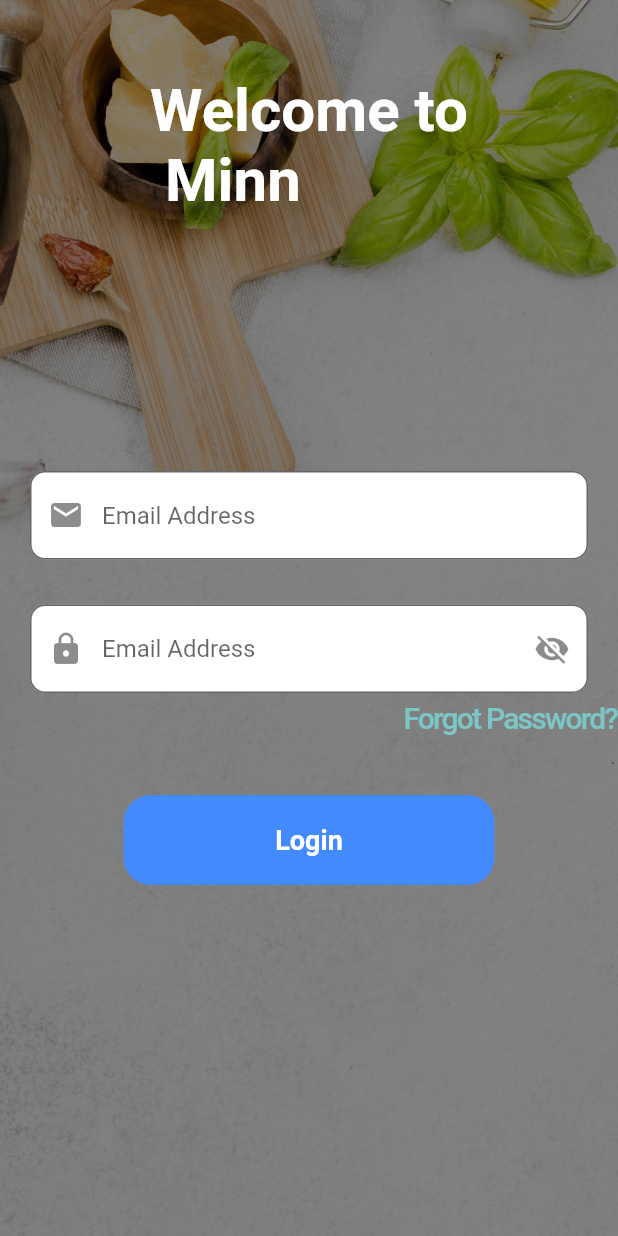
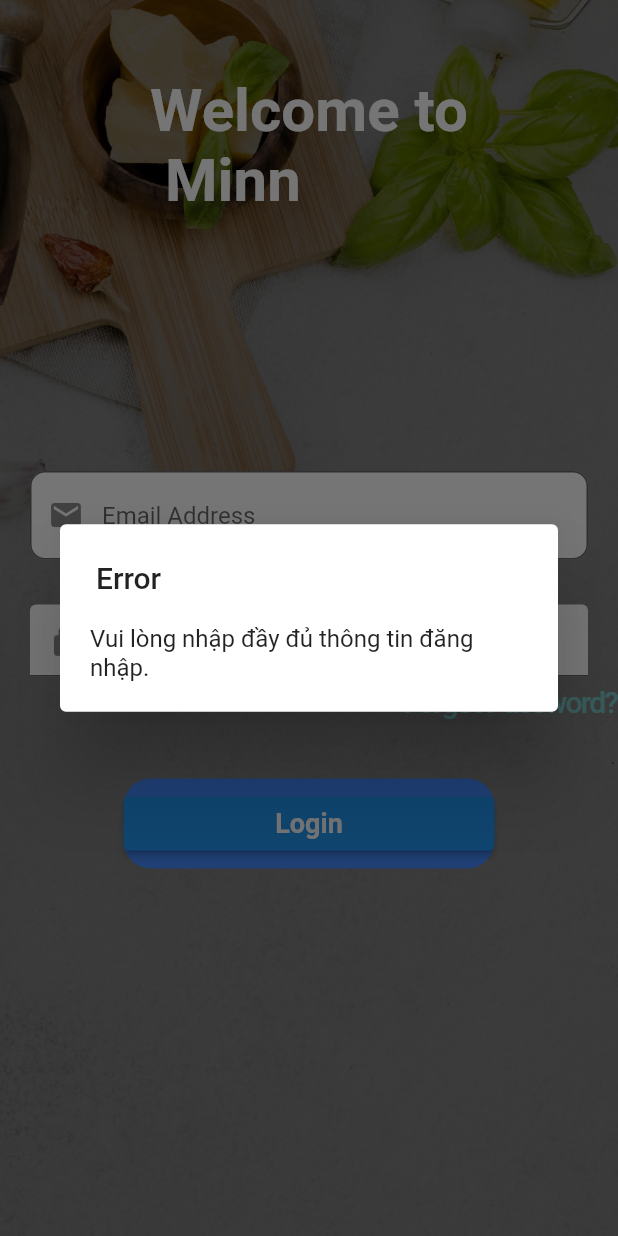
Before and after one commit to Minn05/cooking_social_network_UI, a Flutter app: the LoginScreenState screen opened directly, after a tap on "Login", on a phone screen of 412 x 824 dp. Run offline on Flutter 3.47's test engine with Material 2 defaults, Android fonts, the phone set to English and light mode, and no system bars; our stand-ins replace cloud_firestore, connectivity_plus, curved_navigation_bar, dio, dotted_line, firebase_auth and 9 more; missing offline and left inert: flutter_facebook_auth; accounts and stored records are empty; generated files the repository leaves out were written again.

Commit message:
8th commit

```diff
--- a/lib/screens/login/controller/loginCtrl.dart
+++ b/lib/screens/login/controller/loginCtrl.dart
@@ -1,20 +1,73 @@
-import 'package:cooking_social_network/model/auth_model/login_respone/login_respone.dart';
-import 'package:cooking_social_network/model/auth_model/login_resquest/login_request.dart';
-import 'package:cooking_social_network/services/api_controller.dart';
+// ignore: file_names
+import 'dart:convert';
+
+import 'package:cooking_social_network/screens/bottombar/bottom_bar.dart';
+import 'package:cooking_social_network/utils/api_endpoints.dart';
+import 'package:flutter/material.dart';
 import 'package:get/get.dart';
+import 'package:shared_preferences/shared_preferences.dart';
+import 'package:http/http.dart' as http;
 
 class LoginCtrl extends GetxController {
-  RxString token = "".obs;
-  var data = ApiController();
+  TextEditingController emailCtrl = TextEditingController();
+  TextEditingController passwordCtrl = TextEditingController();
 
-  @override
-  void onInit() {
-    super.onInit();
-  }
+  final Future<SharedPreferences> _prefs = SharedPreferences.getInstance();
 
-  login(LoginRequest request) async {
-    LoginResponse response = await data.postLogin(request: request);
-    token.value = response.accessToken!;
-    print(token.value);
+  Future<void> loginWithEmail() async {
+    var headers = {'Content-Type': 'application/json'};
+    try {
+      // Xác thực dữ liệu đầu vào
+      if (emailCtrl.text.isEmpty || passwordCtrl.text.isEmpty) {
+        throw "Vui lòng nhập đầy đủ thông tin đăng nhập.";
+      }
+      var url = Uri.https(
+          ApiEndPoints.barseUrl + ApiEndPoints.authEndPoints.loginEmail);
+      Map<String, String> body = {
+        'email': emailCtrl.text.trim(),
+        'password': passwordCtrl.text
+      };
+
+      dynamic response = await http.post(
+        url,
+        headers: headers,
+        body: jsonEncode(body),
+      );
+
+      print("response.body: " + response.body);
+      print(jsonEncode(body));
+      if (response.statusCode == 200) {
+        final Map<String, dynamic> json = jsonDecode(response.body);
+        // final json = jsonDecode(response.body);
+        if (json['code'] == 0) {
+          var token = json['data']['Token'];
+
+          Get.find<SharedPreferences>().setString('token', token);
+          // final SharedPreferences? prefs = await _prefs;
+          // await prefs?.setString('token', token);
+          emailCtrl.clear();
+          passwordCtrl.clear();
+
+          //goto home
+          Get.to(BottomBar());
+        } else if (json['code'] == 1) {
+          throw jsonDecode(response.body)['message'];
+        }
+      } else {
+        throw jsonDecode(response.body)["message"] ?? "Unknown error occured: ";
+      }
+    } catch (error) {
+      Get.back();
+      showDialog(
+          context: Get.context!,
+          builder: (context) {
+            return SimpleDialog(
+              title: const Text('Error'),
+              contentPadding: const EdgeInsets.all(20),
+              children: [Text(error.toString())],
+            );
+          });
+      // print(exception);
+    }
   }
 }
--- a/lib/screens/login/login_Screen.dart
+++ /dev/null
@@ -1,163 +0,0 @@
-import 'package:cooking_social_network/model/auth_model/login_resquest/login_request.dart';
-import 'package:cooking_social_network/screens/bottombar/bottom_bar.dart';
-import 'package:cooking_social_network/screens/login/controller/loginCtrl.dart';
-import 'package:cooking_social_network/utils/app_layout.dart';
-import 'package:flutter/material.dart';
-import 'package:cooking_social_network/utils/app_styles.dart';
-import 'package:gap/gap.dart';
-import 'package:get/get.dart';
-import '../../widgets/background_login.dart';
-
-// class LoginScreen extends StatefulWidget {
-//   const LoginScreen({Key? key}) : super(key: key);
-
-//   @override
-//   State<LoginScreen> createState() => _LoginScreenState();
-// }
-
-class LoginScreenState extends StatelessWidget {
-  bool _hidden = true;
-  final _email = TextEditingController();
-  final _password = TextEditingController();
-  var data = LoginRequest(email: "", password: "");
-
-  @override
-  Widget build(BuildContext context) {
-    data = LoginRequest(email: _email.text, password: _password.text);
-    return Stack(
-      children: [
-        const BackgroundLogin(),
-        Scaffold(
-          backgroundColor: Colors.transparent,
-          body: SafeArea(
-            child: Column(
-              children: [
-                SizedBox(
-                  child: Center(
-                    child: Column(
-                      children: [
-                        Gap(AppLayout.getHeight(50)),
-                        Text(
-                          'Welcome to\n Minn',
-                          style: Styles.textStyle,
-                        ),
-                      ],
-                    ),
-                  ),
-                ),
-                Gap(AppLayout.getHeight(150)),
-                Column(
-                  crossAxisAlignment: CrossAxisAlignment.end,
-                  children: [
-                    //Email Adresse
-                    Padding(
-                      padding: const EdgeInsets.all(20),
-                      child: TextField(
-                        controller: _email,
-                        decoration: InputDecoration(
-                          fillColor: Colors.white,
-                          filled: true,
-                          hintText: "Email Address",
-                          prefixIcon: const Icon(Icons.email),
-                          border: OutlineInputBorder(
-                            borderRadius: BorderRadius.circular(10),
-                          ),
-                        ),
-                      ),
-                    ),
-
-                    Gap(AppLayout.getHeight(10)),
-
-                    //Password
-                    Padding(
-                      padding: const EdgeInsets.symmetric(horizontal: 20),
-                      child: TextField(
-                        controller: _password,
-                        obscureText: _hidden,
-                        decoration: InputDecoration(
-                          fillColor: Colors.white,
-                          filled: true,
-                          hintText: "Email Address",
-                          prefixIcon: const Icon(Icons.lock),
-                          suffixIcon: IconButton(
-                            icon: _hidden
-                                ? const Icon(Icons.visibility_off)
-                                : const Icon(Icons.visibility),
-                            onPressed: () {
-                              // setState(() {
-                              //   _hidden = !_hidden;
-                              // });
-                            },
-                          ),
-                          border: OutlineInputBorder(
-                            borderRadius: BorderRadius.circular(10),
-                          ),
-                        ),
-                      ),
-                    ),
-                    const SizedBox(
-                      height: 5,
-                    ),
-                    Text(
-                      'Forgot Password?',
-                      style: Styles.headLineStyle1.copyWith(
-                        color: const Color(0xFF7CC6C6),
-                      ),
-                    ),
-                  ],
-                ),
-                Gap(AppLayout.getHeight(40)),
-                // const SizedBox(height: 40),
-                // FutureBuilder(
-                //   future: Future.value(true),
-                //   builder: (context, snapshot) {
-                //     // Kiểm tra xem Future đã hoàn thành chưa
-                //     if (snapshot.connectionState == ConnectionState.done) {
-                //       // Nếu hoàn thành, hiển thị Container và TextButton
-                //       return
-                GetX<LoginCtrl>(
-                  init: LoginCtrl(),
-                  builder: (controller) => Container(
-                    width: MediaQuery.of(context).size.width * 0.6,
-                    decoration: BoxDecoration(
-                      color: Colors.blueAccent,
-                      borderRadius: BorderRadius.circular(18),
-                    ),
-                    child: Padding(
-                      padding: const EdgeInsets.symmetric(vertical: 6),
-                      child: TextButton(
-                        onPressed: () {
-                          controller.login(data);
-                          // Navigator.push(
-                          //   context,
-                          //   MaterialPageRoute(
-                          //     builder: (context) => const BottomBar(),
-                          //   ),
-                          // );
-                        },
-                        child: const Text(
-                          'Login',
-                          style: TextStyle(
-                            fontSize: 18,
-                            fontWeight: FontWeight.bold,
-                            color: Colors.white,
-                          ),
-                        ),
-                      ),
-                    ),
-                  ),
-                ),
-                //     } else {
-                //       // Nếu Future chưa hoàn thành, hiển thị một tiến trình tải
-                //       return const CircularProgressIndicator();
-                //     }
-                //   },
-                // ),
-              ],
-            ),
-          ),
-        ),
-      ],
-    );
-  }
-}
--- /dev/null
+++ b/lib/screens/login/ui/login_Screen.dart
@@ -0,0 +1,126 @@
+import 'package:cooking_social_network/screens/login/controller/loginCtrl.dart';
+import 'package:cooking_social_network/utils/app_layout.dart';
+import 'package:flutter/material.dart';
+import 'package:cooking_social_network/utils/app_styles.dart';
+import 'package:gap/gap.dart';
+import 'package:get/get.dart';
+import '../../../widgets/background_login.dart';
+
+// class LoginScreen extends StatefulWidget {
+//   const LoginScreen({Key? key}) : super(key: key);
+
+//   @override
+//   State<LoginScreen> createState() => _LoginScreenState();
+// }
+
+class LoginScreenState extends StatefulWidget {
+  @override
+  State<LoginScreenState> createState() => _LoginScreenStateState();
+}
+
+class _LoginScreenStateState extends State<LoginScreenState> {
+  // bool _hidden = true;
+  LoginCtrl loginCtrl = Get.put(LoginCtrl());
+
+  @override
+  Widget build(BuildContext context) {
+    // data = LoginRequest(email: _email.text, password: _password.text);
+    return Stack(
+      children: [
+        const BackgroundLogin(),
+        Scaffold(
+          backgroundColor: Colors.transparent,
+          body: SafeArea(
+            child: Column(
+              children: [
+                SizedBox(
+                  child: Center(
+                    child: Column(
+                      children: [
+                        Gap(AppLayout.getHeight(50)),
+                        Text(
+                          'Welcome to\n Minn',
+                          style: Styles.textStyle,
+                        ),
+                      ],
+                    ),
+                  ),
+                ),
+                Gap(AppLayout.getHeight(150)),
+                Column(
+                  crossAxisAlignment: CrossAxisAlignment.end,
+                  children: [
+                    //Email Adresse
+                    Padding(
+                      padding: const EdgeInsets.all(20),
+                      child: TextField(
+                        controller: loginCtrl.emailCtrl,
+                        decoration: InputDecoration(
+                          fillColor: Colors.white,
+                          filled: true,
+                          hintText: "Email Address",
+                          prefixIcon: const Icon(Icons.email),
+                          border: OutlineInputBorder(
+                            borderRadius: BorderRadius.circular(10),
+                          ),
+                        ),
+                      ),
+                    ),
+
+                    Gap(AppLayout.getHeight(10)),
+
+                    //Password
+                    Padding(
+                      padding: const EdgeInsets.symmetric(horizontal: 20),
+                      child: TextField(
+                        controller: loginCtrl.passwordCtrl,
+                        // obscureText: _hidden,
+                        decoration: const InputDecoration(
+                          fillColor: Colors.white,
+                          filled: true,
+                          hintText: "Email Address",
+                          prefixIcon: Icon(Icons.lock),
+                        ),
+                      ),
+                    ),
+                    const SizedBox(
+                      height: 5,
+                    ),
+                    Text(
+                      'Forgot Password?',
+                      style: Styles.headLineStyle1.copyWith(
+                        color: const Color(0xFF7CC6C6),
+                      ),
+                    ),
+                  ],
+                ),
+                Gap(AppLayout.getHeight(40)),
+                Container(
+                  width: MediaQuery.of(context).size.width * 0.6,
+                  decoration: BoxDecoration(
+                    color: Colors.blueAccent,
+                    borderRadius: BorderRadius.circular(18),
+                  ),
+                  child: Padding(
+                    padding: const EdgeInsets.symmetric(vertical: 6),
+                    child: ElevatedButton(
+                      onPressed: () => loginCtrl.loginWithEmail(),
+                      child: const Text(
+                        'Login',
+                        style: TextStyle(
+                          fontSize: 18,
+                          fontWeight: FontWeight.bold,
+                          color: Colors.white,
+                        ),
+                      ),
+                    ),
+                  ),
+                ),
+              ],
+            ),
+          ),
+        ),
+      ],
+    );
+  }
+}
--- a/lib/screens/login/register_screen.dart
+++ b/lib/screens/login/ui/register_screen.dart
@@ -2,7 +2,7 @@ import 'package:cooking_social_network/utils/app_layout.dart';
 import 'package:flutter/material.dart';
 import 'package:cooking_social_network/utils/app_styles.dart';
 import 'package:gap/gap.dart';
-import '../../widgets/background_login.dart';
+import '../../../widgets/background_login.dart';
 
 class RegisterScreen extends StatefulWidget {
   const RegisterScreen({Key? key}) : super(key: key);
--- a/lib/screens/login/stepper_register.dart
+++ b/lib/screens/login/ui/stepper_register.dart
@@ -4,7 +4,7 @@ import 'package:flutter/material.dart';
 import 'package:gap/gap.dart';
 import 'package:intl/intl.dart';
 
-import '../bottombar/bottom_bar.dart';
+import '../../bottombar/bottom_bar.dart';
 
 class StepperScreen extends StatefulWidget {
   const StepperScreen({super.key});
--- /dev/null
+++ b/lib/utils/api_endpoints.dart
@@ -0,0 +1,10 @@
+class ApiEndPoints {
+  static const String barseUrl = 'http://localhost:5000/api/';
+
+  static _AuthEndPoints authEndPoints = _AuthEndPoints();
+}
+
+class _AuthEndPoints {
+  final String registerEmail = 'auth/register';
+  final String loginEmail = 'auth/login';
+}
--- a/pubspec.yaml
+++ b/pubspec.yaml
@@ -24,7 +24,7 @@ dependencies:
   provider: ^6.0.5
   cloud_firestore: ^4.7.1
   firebase_auth: ^4.6.1
-  shared_preferences: ^2.1.1
+  shared_preferences: ^2.2.2
   rounded_loading_button: ^2.1.0
   font_awesome_flutter: ^10.4.0
   connectivity_plus: ^4.0.1
```
Also changed, not shown: lib/main.dart (+32 -27 lines), lib/screens/login/controller/registerCtrl.dart (added, +61 -0 lines), 1 other file.
